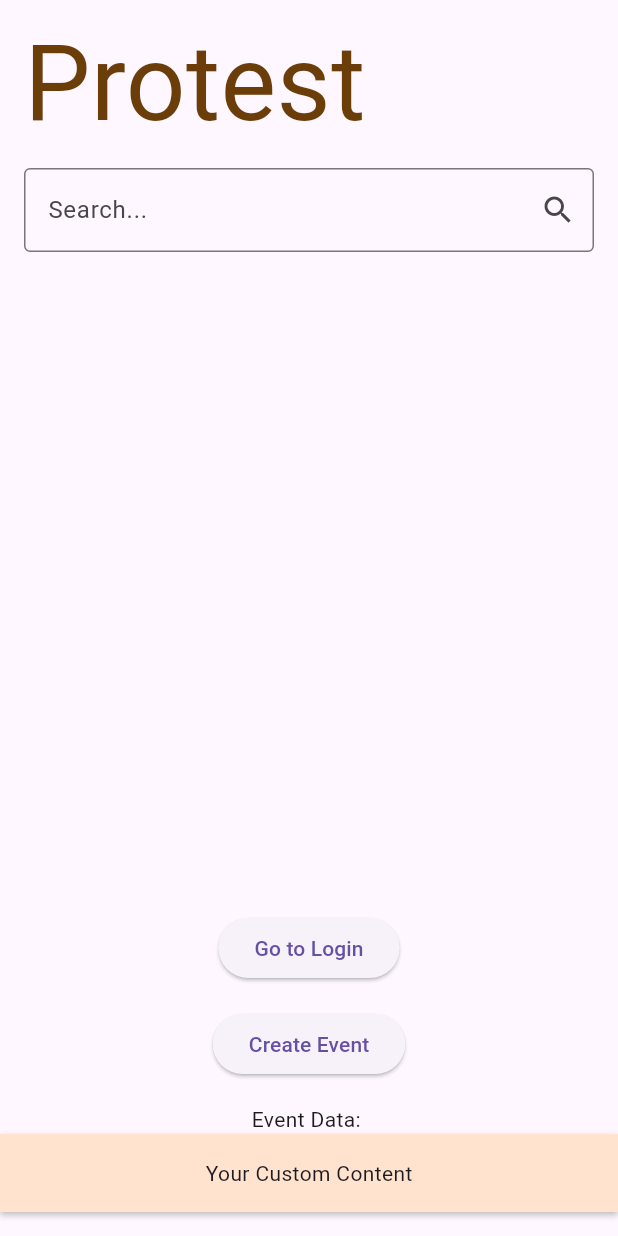
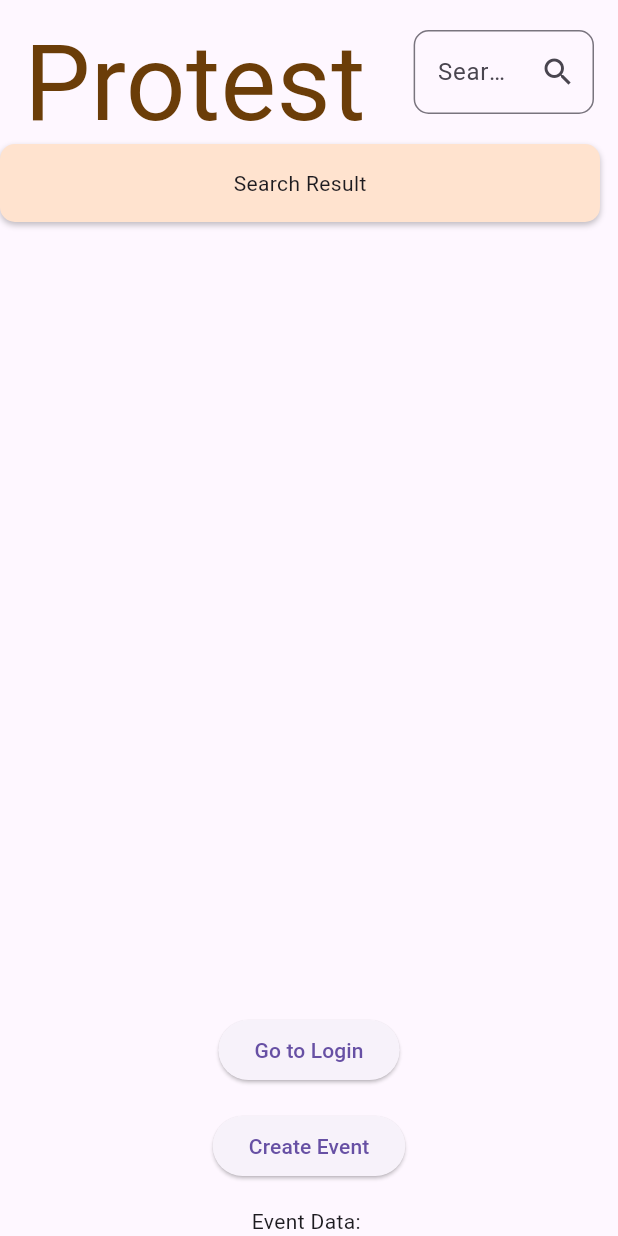
Before and after one commit to ethanbyeon/Project-Protest, a Flutter app: the screen it shows once a user with an empty profile is signed in, on a phone screen of 412 x 824 dp. Run offline on Flutter 3.47's test engine with Material 3 defaults, Android fonts, the light colour scheme and no system bars; our stand-ins replace firebase_auth, firebase_core; accounts and stored records are empty; Roboto replaces fonts that are missing (Lilita One).

Commit message:
updated the homepage

```diff
--- a/protest_project/lib/main.dart
+++ b/protest_project/lib/main.dart
@@ -4,6 +4,7 @@ import 'package:protest_project/pages/login.dart';
 import 'package:protest_project/pages/auth.dart';
 import 'package:firebase_core/firebase_core.dart';
 import 'firebase_options.dart';
+
 
 void main() async {
   WidgetsFlutterBinding.ensureInitialized();
@@ -50,10 +51,18 @@ class _MyHomePageState extends State<MyHomePage> {
     return Scaffold(
       body: Column(
         children: [
+          Row(
+            children: [
               const ProtestText(),
-          const Expanded(
-            child: SearchBarApp(),
+              const SizedBox(width: 16), // Add spacing between ProtestText and SearchBarApp
+              Expanded(
+                child: const SearchBarApp(),
               ),
+            ], // Added closing bracket for Row children
+          ), // Added closing bracket for Row
+          const YourCustomContainer(),
+          const SizedBox(height: 16),
+          Spacer(), // Spacer pushes everything above downwards
           ElevatedButton(
             onPressed: () {
               // Navigate to LoginPage
@@ -67,18 +76,24 @@ class _MyHomePageState extends State<MyHomePage> {
           const SizedBox(height: 16),
           ElevatedButton(
             onPressed: () {
-              updateEventData('New Event Created!');
+              // Show the CreateEventBox
+              showDialog(
+                context: context,
+                builder: (BuildContext context) {
+                  return CreateEventBox(); // Assuming CreateEventBox is a StatefulWidget or StatelessWidget
+                },
+              );
             },
             child: const Text('Create Event'),
           ),
           const SizedBox(height: 16),
           Text('Event Data: $eventData'),
-          const YourCustomContainer(),
-          const SizedBox(height: 16), // Add some space
+          // Add some space
         ],
       ),
     );
   }
+
 }
 
 class ProtestText extends StatelessWidget {
@@ -104,16 +119,19 @@ class ProtestText extends StatelessWidget {
 }
 
 class YourCustomContainer extends StatelessWidget {
-  const YourCustomContainer({super.key});
+  const YourCustomContainer({Key? key});
 
   @override
   Widget build(BuildContext context) {
-    return Container(
+    return Align(
+      alignment: Alignment.topLeft,
+      child: Container(
         padding: const EdgeInsets.all(16),
-      width: double.infinity,
-      decoration: const BoxDecoration(
-        color: Color(0xffffe3cf),
-        boxShadow: [
+        width: 400,
+        decoration: BoxDecoration(
+          color: const Color(0xffffe3cf),
+          borderRadius: BorderRadius.circular(10),
+          boxShadow: const [
             BoxShadow(
               color: Color(0x3f000000),
               offset: Offset(0, 2),
@@ -124,27 +142,75 @@ class YourCustomContainer extends StatelessWidget {
         child: const Column(
           crossAxisAlignment: CrossAxisAlignment.center,
           children: [
-          Text('Your Custom Content'),
+            Text('Search Result'),
           ],
+        ),
       ),
     );
   }
 }
 
+
+
 class SearchBarApp extends StatelessWidget {
-  const SearchBarApp({super.key});
+  const SearchBarApp({Key? key});
 
   @override
   Widget build(BuildContext context) {
-    return const Padding(
-      padding: EdgeInsets.all(16.0),
+    return Padding(
+      padding: const EdgeInsets.all(16.0),
       child: TextField(
         decoration: InputDecoration(
           hintText: 'Search...',
-          border: OutlineInputBorder(),
-          suffixIcon: Icon(Icons.search),
+          border: OutlineInputBorder(
+            borderRadius: BorderRadius.circular(10.0), // Set border radius here
+          ),
+          suffixIcon: const Icon(Icons.search),
         ),
       ),
     );
   }
 }
+
+class CreateEventBox extends StatelessWidget {
+  const CreateEventBox({Key? key});
+
+  @override
+  Widget build(BuildContext context) {
+    return Positioned(
+      top: 0, // Align to the top edge of the screen
+      right: 0, // Align to the right edge of the screen
+      child: Align(
+        alignment: Alignment.topRight,
+        child: Container(
+          padding: const EdgeInsets.all(300),
+          decoration: BoxDecoration(
+            color: const Color(0xffffe3cf),
+            borderRadius: BorderRadius.circular(10),
+            boxShadow: const [
+              BoxShadow(
+                color: Color(0x3f000000),
+                offset: Offset(0, 2),
+                blurRadius: 3,
+              ),
+            ],
+          ),
+          child: Column(
+            crossAxisAlignment: CrossAxisAlignment.start,
+            children: [
+              Text(
+                'Create the event down below:',
+                style: TextStyle(
+                  fontSize: 18,
+                  fontWeight: FontWeight.bold,
+                  color: Colors.blue,
+                ),
+              ),
+              // Add more widgets as needed
+            ],
+          ),
+        ),
+      ),
+    );
+  }
+}
--- a/protest_project/pubspec.yaml
+++ b/protest_project/pubspec.yaml
@@ -35,7 +35,7 @@ dependencies:
   # Use with the CupertinoIcons class for iOS style icons.
   cupertino_icons: ^1.0.2
   firebase_core: ^2.25.4
-  firebase_auth: ^4.17.5
+  firebase_auth: ^4.17.4
 
 dev_dependencies:
   flutter_test:
```
Also changed, not shown: protest_project/pubspec.lock. Lines whose indentation alone changed are shown as unchanged.
